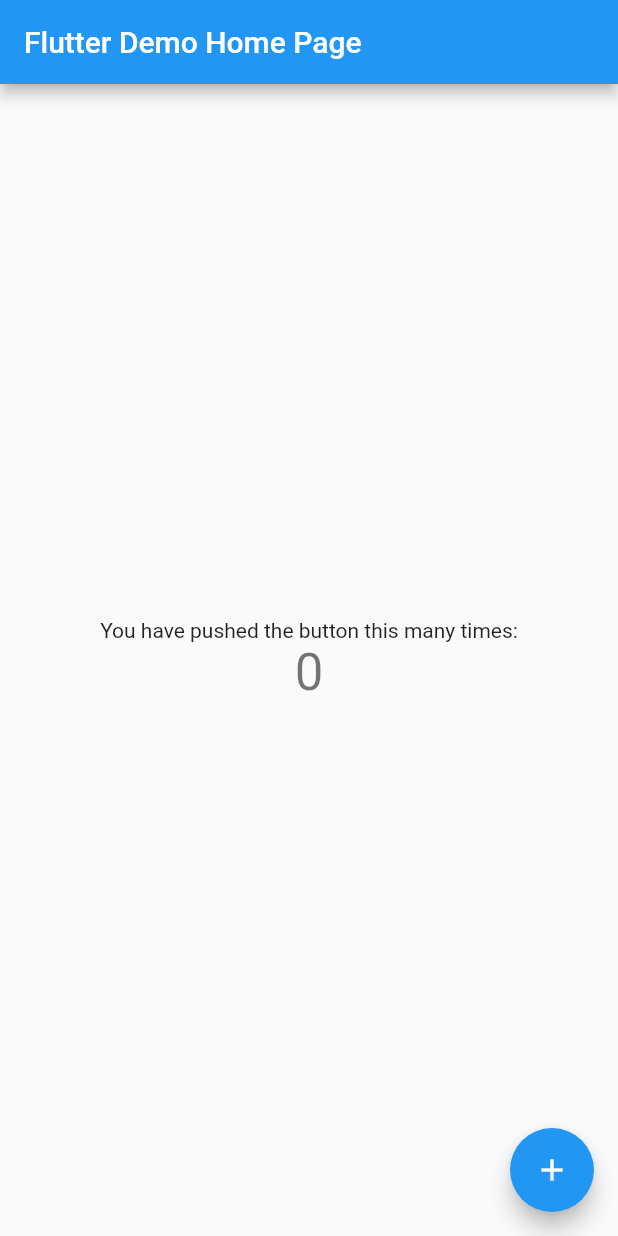
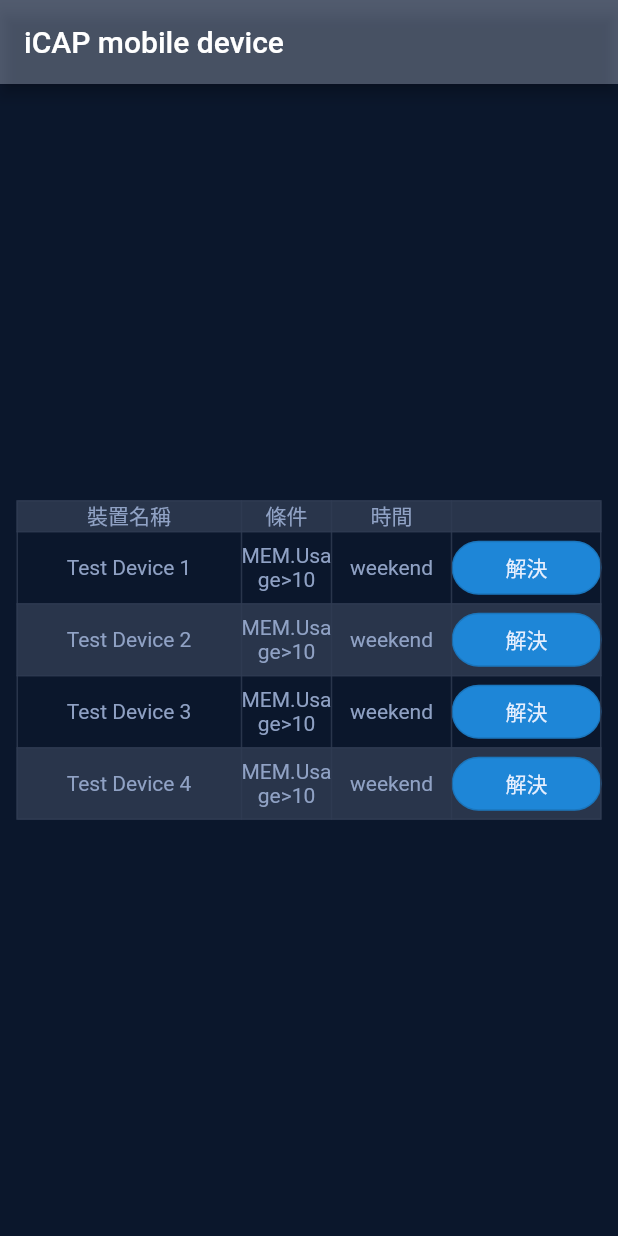
Before and after one commit to yachiTsao/icap_mobile_device, a Flutter app: the screen it shows after launch, on a phone screen of 412 x 824 dp. Run offline on Flutter 3.47's test engine with Material 2 defaults, Android fonts, the phone set to English and light mode, and no system bars.

Commit message:
feat:iCAP mobile device list

```diff
--- a/lib/main.dart
+++ b/lib/main.dart
@@ -1,115 +1,220 @@
 import 'package:flutter/material.dart';
+import 'package:flutter/rendering.dart';
+// import 'package:font_awesome_flutter/font_awesome_flutter.dart';
 
 void main() {
-  runApp(const MyApp());
+  // debugPaintSizeEnabled =true; 輔助線
+  runApp(MyApp());
 }
 
 class MyApp extends StatelessWidget {
-  const MyApp({Key? key}) : super(key: key);
-
-  // This widget is the root of your application.
   @override
   Widget build(BuildContext context) {
     return MaterialApp(
-      title: 'Flutter Demo',
-      theme: ThemeData(
-        // This is the theme of your application.
-        //
-        // Try running your application with "flutter run". You'll see the
-        // application has a blue toolbar. Then, without quitting the app, try
-        // changing the primarySwatch below to Colors.green and then invoke
-        // "hot reload" (press "r" in the console where you ran "flutter run",
-        // or simply save your changes to "hot reload" in a Flutter IDE).
-        // Notice that the counter didn't reset back to zero; the application
-        // is not restarted.
-        primarySwatch: Colors.blue,
-      ),
-      home: const MyHomePage(title: 'Flutter Demo Home Page'),
-    );
+        debugShowCheckedModeBanner: false,
+        home: Scaffold(
+          appBar: AppBar(
+            backgroundColor: Color.fromARGB(210,47, 59, 82),
+            title: Text('iCAP mobile device'),
+          ),
+          body: HomePage(),
+        ));
   }
 }
 
-class MyHomePage extends StatefulWidget {
-  const MyHomePage({Key? key, required this.title}) : super(key: key);
-
-  // This widget is the home page of your application. It is stateful, meaning
-  // that it has a State object (defined below) that contains fields that affect
-  // how it looks.
-
-  // This class is the configuration for the state. It holds the values (in this
-  // case the title) provided by the parent (in this case the App widget) and
-  // used by the build method of the State. Fields in a Widget subclass are
-  // always marked "final".
-
-  final String title;
-
-  @override
-  State<MyHomePage> createState() => _MyHomePageState();
-}
-
-class _MyHomePageState extends State<MyHomePage> {
-  int _counter = 0;
-
-  void _incrementCounter() {
-    setState(() {
-      // This call to setState tells the Flutter framework that something has
-      // changed in this State, which causes it to rerun the build method below
-      // so that the display can reflect the updated values. If we changed
-      // _counter without calling setState(), then the build method would not be
-      // called again, and so nothing would appear to happen.
-      _counter++;
-    });
-  }
-
+class HomePage extends StatelessWidget {
   @override
   Widget build(BuildContext context) {
-    // This method is rerun every time setState is called, for instance as done
-    // by the _incrementCounter method above.
-    //
-    // The Flutter framework has been optimized to make rerunning build methods
-    // fast, so that you can just rebuild anything that needs updating rather
-    // than having to individually change instances of widgets.
-    return Scaffold(
-      appBar: AppBar(
-        // Here we take the value from the MyHomePage object that was created by
-        // the App.build method, and use it to set our appbar title.
-        title: Text(widget.title),
+    return Container(
+      decoration: new BoxDecoration(
+        color: Color.fromARGB(255, 11, 23, 44)
       ),
-      body: Center(
-        // Center is a layout widget. It takes a single child and positions it
-        // in the middle of the parent.
-        child: Column(
-          // Column is also a layout widget. It takes a list of children and
-          // arranges them vertically. By default, it sizes itself to fit its
-          // children horizontally, and tries to be as tall as its parent.
-          //
-          // Invoke "debug painting" (press "p" in the console, choose the
-          // "Toggle Debug Paint" action from the Flutter Inspector in Android
-          // Studio, or the "Toggle Debug Paint" command in Visual Studio Code)
-          // to see the wireframe for each widget.
-          //
-          // Column has various properties to control how it sizes itself and
-          // how it positions its children. Here we use mainAxisAlignment to
-          // center the children vertically; the main axis here is the vertical
-          // axis because Columns are vertical (the cross axis would be
-          // horizontal).
-          mainAxisAlignment: MainAxisAlignment.center,
-          children: <Widget>[
-            const Text(
-              'You have pushed the button this many times:',
+      child: Center(
+        child: Table(
+          // border: TableBorder(
+          //     horizontalInside: BorderSide(width: 1,
+          //     color: Colors.blue,
+          //     style: BorderStyle.solid),
+          // ),
+          border: TableBorder.symmetric(
+              inside: BorderSide(width: 1, color: Color.fromARGB(210,47, 59, 82)),
+              outside: BorderSide(width: 1, color: Color.fromARGB(210,47, 59, 82))),
+          defaultColumnWidth: FixedColumnWidth(150),
+          defaultVerticalAlignment: TableCellVerticalAlignment.middle,
+          columnWidths: const <int, TableColumnWidth>{
+            //設定每行的寬度
+            1: FixedColumnWidth(60.0),
+            2: FixedColumnWidth(80.0),
+            3: FixedColumnWidth(100.0),
+            4: FixedColumnWidth(100.0)
+          },
+          //設定表格樣式
+          // border: TableBorder.all(
+          //     color: Color.fromARGB(255, 255, 255, 255),
+          //     width: 2.0,
+          //     style: BorderStyle.solid),
+          children: <TableRow>[
+            TableRow(
+              decoration: BoxDecoration(color: Color.fromARGB(210,47, 59, 82)),
+              children: <Widget>[
+                Text('裝置名稱',
+                  textAlign: TextAlign.center,
+                  style: TextStyle(
+                      color: Color.fromARGB(250, 146, 164, 199)
+                  ),
+                ),
+                Text('條件',
+                  textAlign: TextAlign.center,
+                  style: TextStyle(
+                      color: Color.fromARGB(250, 146, 164, 199)
+                  ),
+                ),
+                Text('時間',
+                  textAlign: TextAlign.center,
+                  style: TextStyle(
+                      color: Color.fromARGB(250, 146, 164, 199)
+                  ),
+                ),
+                Text(''),
+              ],
             ),
-            Text(
-              '$_counter',
-              style: Theme.of(context).textTheme.headline4,
+            TableRow(
+              children: <Widget>[
+                Text('Test Device 1',
+              textAlign: TextAlign.center,
+              style: TextStyle(
+                  color: Color.fromARGB(250, 146, 164, 199)
+              ),
+            ),
+                Text('MEM.Usage>10',
+                  textAlign: TextAlign.center,
+                  style: TextStyle(
+                      color: Color.fromARGB(250, 146, 164, 199)
+                  ),
+                ),
+                Text('weekend',
+                  textAlign: TextAlign.center,
+                  style: TextStyle(
+                      color: Color.fromARGB(250, 146, 164, 199)
+                  ),
+                ),
+                OutlinedButton(
+                  onPressed: () {},
+                  child: Text('解決',
+                      style: TextStyle(
+                          color: Color.fromARGB(250, 234, 241, 255)
+                      )),
+                  style: OutlinedButton.styleFrom(
+                    backgroundColor: Color.fromARGB(252, 30, 135, 217),
+                    shape: StadiumBorder(),
+                  ),
+                ),
+              ],
+            ),
+            TableRow(
+              decoration: BoxDecoration(color: Color.fromARGB(210,47, 59, 82)),
+              children: <Widget>[
+                Text('Test Device 2',
+                  textAlign: TextAlign.center,
+                  style: TextStyle(
+                      color: Color.fromARGB(250, 146, 164, 199)
+                  ),
+                ),
+                Text('MEM.Usage>10',
+                  textAlign: TextAlign.center,
+                  style: TextStyle(
+                      color: Color.fromARGB(250, 146, 164, 199)
+                  ),
+                ),
+                Text('weekend',
+                  textAlign: TextAlign.center,
+                  style: TextStyle(
+                      color: Color.fromARGB(250, 146, 164, 199)
+                  ),
+                ),
+                OutlinedButton(
+                  onPressed: () {},
+                  child: Text('解決',
+                      style: TextStyle(
+                          color: Color.fromARGB(250, 234, 241, 255)
+                      )),
+                  style: OutlinedButton.styleFrom(
+                    backgroundColor: Color.fromARGB(252, 30, 135, 217),
+                    shape: StadiumBorder(),
+                  ),
+                ),
+              ],
+            ),
+            TableRow(
+              children: <Widget>[
+                Text('Test Device 3',
+                  textAlign: TextAlign.center,
+                  style: TextStyle(
+                      color: Color.fromARGB(250, 146, 164, 199)
+                  ),
+                ),
+                Text('MEM.Usage>10',
+                  textAlign: TextAlign.center,
+                  style: TextStyle(
+                      color: Color.fromARGB(250, 146, 164, 199)
+                  ),
+                ),
+                Text('weekend',
+                  textAlign: TextAlign.center,
+                  style: TextStyle(
+                      color: Color.fromARGB(250, 146, 164, 199)
+                  ),
+                ),
+                OutlinedButton(
+                  onPressed: () {},
+                  child: Text('解決',
+                      style: TextStyle(
+                          color: Color.fromARGB(250, 234, 241, 255)
+                      )),
+                  style: OutlinedButton.styleFrom(
+                    backgroundColor: Color.fromARGB(252, 30, 135, 217),
+                    shape: StadiumBorder(),
+                  ),
+                ),
+              ],
+            ),
+            TableRow(
+              decoration: BoxDecoration(color: Color.fromARGB(210,47, 59, 82)),
+              children: <Widget>[
+                Text('Test Device 4',
+                  textAlign: TextAlign.center,
+                  style: TextStyle(
+                      color: Color.fromARGB(250, 146, 164, 199)
+                  ),
+                ),
+                Text('MEM.Usage>10',
+                  textAlign: TextAlign.center,
+                  style: TextStyle(
+                      color: Color.fromARGB(250, 146, 164, 199)
+                  ),
+                ),
+                Text('weekend',
+                  textAlign: TextAlign.center,
+                  style: TextStyle(
+                      color: Color.fromARGB(250, 146, 164, 199)
+                  ),
+                ),
+                OutlinedButton(
+                  onPressed: () {},
+                  child: Text('解決',
+                      style: TextStyle(
+                      color: Color.fromARGB(250, 234, 241, 255)
+                  )),
+                  style: OutlinedButton.styleFrom(
+                  backgroundColor: Color.fromARGB(252, 30, 135, 217),
+                  shape: StadiumBorder(),
+                  ),
+                ),
+              ],
             ),
           ],
         ),
       ),
-      floatingActionButton: FloatingActionButton(
-        onPressed: _incrementCounter,
-        tooltip: 'Increment',
-        child: const Icon(Icons.add),
-      ), // This trailing comma makes auto-formatting nicer for build methods.
     );
   }
 }
--- a/pubspec.yaml
+++ b/pubspec.yaml
@@ -29,7 +29,7 @@ environment:
 dependencies:
   flutter:
     sdk: flutter
-
+#  font_awesome_flutter: any
 
   # The following adds the Cupertino Icons font to your application.
   # Use with the CupertinoIcons class for iOS style icons.
```
Also changed, not shown: 1 other file.
